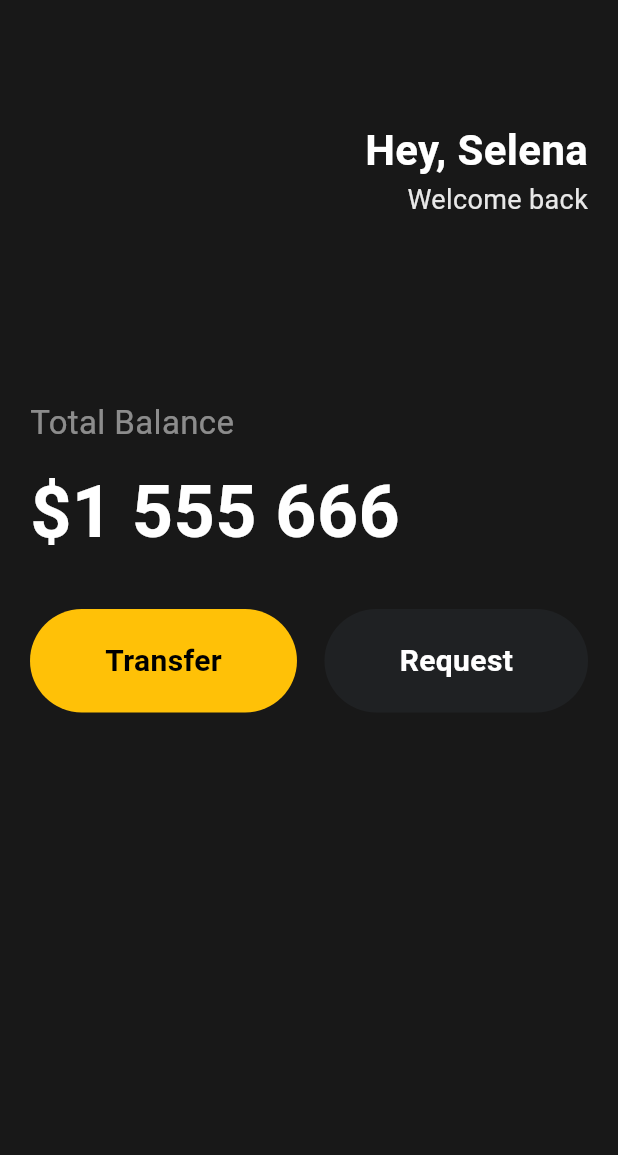
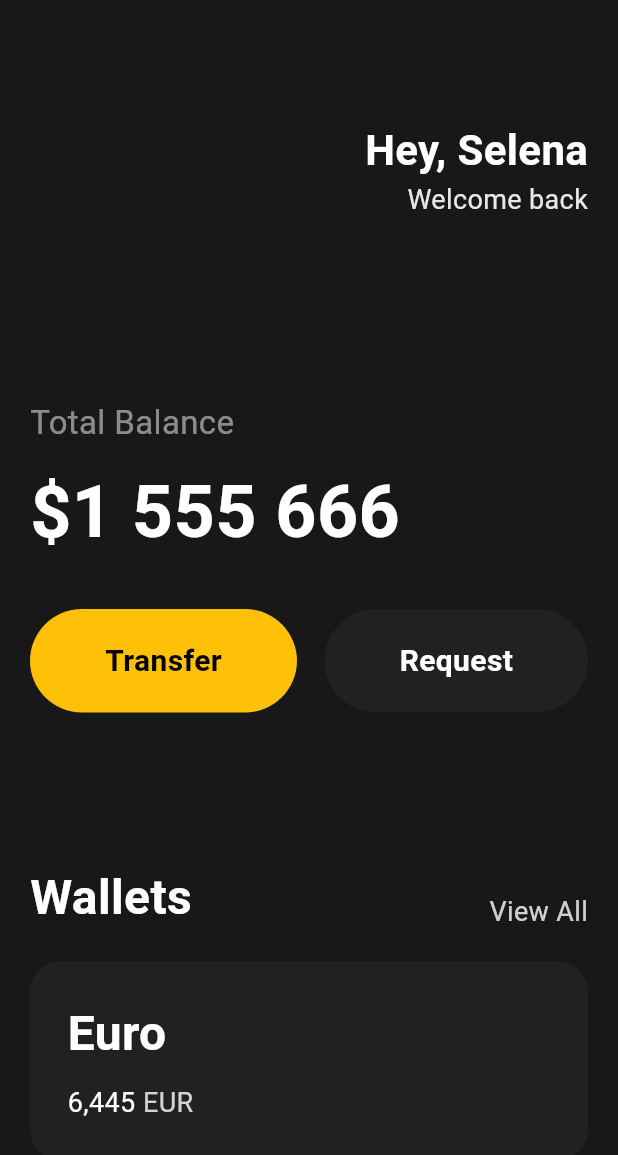
Before and after one commit to hyejj19/toonflix_flutter, a Flutter app: the screen it shows after launch, on a phone screen of 412 x 824 dp. Shown: the top 1155 px of the screen. Run offline on Flutter 3.47's test engine with Material 3 defaults, Android fonts, the phone set to English and light mode, and no system bars.

Commit message:
[Add] Card UI

```diff
--- a/lib/main.dart
+++ b/lib/main.dart
@@ -77,6 +77,82 @@ class App extends StatelessWidget {
                       textColor: Colors.white)
                 ],
               ),
+              const SizedBox(
+                height: 100,
+              ),
+              Row(
+                mainAxisAlignment: MainAxisAlignment.spaceBetween,
+                crossAxisAlignment: CrossAxisAlignment.end,
+                children: [
+                  const Text(
+                    'Wallets',
+                    style: TextStyle(
+                        fontSize: 32,
+                        color: Colors.white,
+                        fontWeight: FontWeight.bold),
+                  ),
+                  Text(
+                    'View All',
+                    style: TextStyle(
+                      fontSize: 18,
+                      color: Colors.white.withOpacity(0.8),
+                    ),
+                  ),
+                ],
+              ),
+              const SizedBox(
+                height: 20,
+              ),
+              Container(
+                decoration: BoxDecoration(
+                  color: const Color(0xFF1F2123),
+                  borderRadius: BorderRadius.circular(20),
+                ),
+                child: Padding(
+                  padding: const EdgeInsets.all(25),
+                  child: Row(
+                    children: [
+                      Column(
+                        crossAxisAlignment: CrossAxisAlignment.start,
+                        children: [
+                          const Text(
+                            'Euro',
+                            style: TextStyle(
+                              color: Colors.white,
+                              fontSize: 32,
+                              fontWeight: FontWeight.w600,
+                            ),
+                          ),
+                          const SizedBox(
+                            height: 10,
+                          ),
+                          Row(
+                            children: [
+                              const Text(
+                                '6,445',
+                                style: TextStyle(
+                                  fontSize: 18,
+                                  color: Colors.white,
+                                ),
+                              ),
+                              const SizedBox(
+                                width: 5,
+                              ),
+                              Text(
+                                'EUR',
+                                style: TextStyle(
+                                  fontSize: 18,
+                                  color: Colors.white.withOpacity(0.8),
+                                ),
+                              ),
+                            ],
+                          ),
+                        ],
+                      ),
+                    ],
+                  ),
+                ),
+              ),
             ],
           )),
     ));
```
